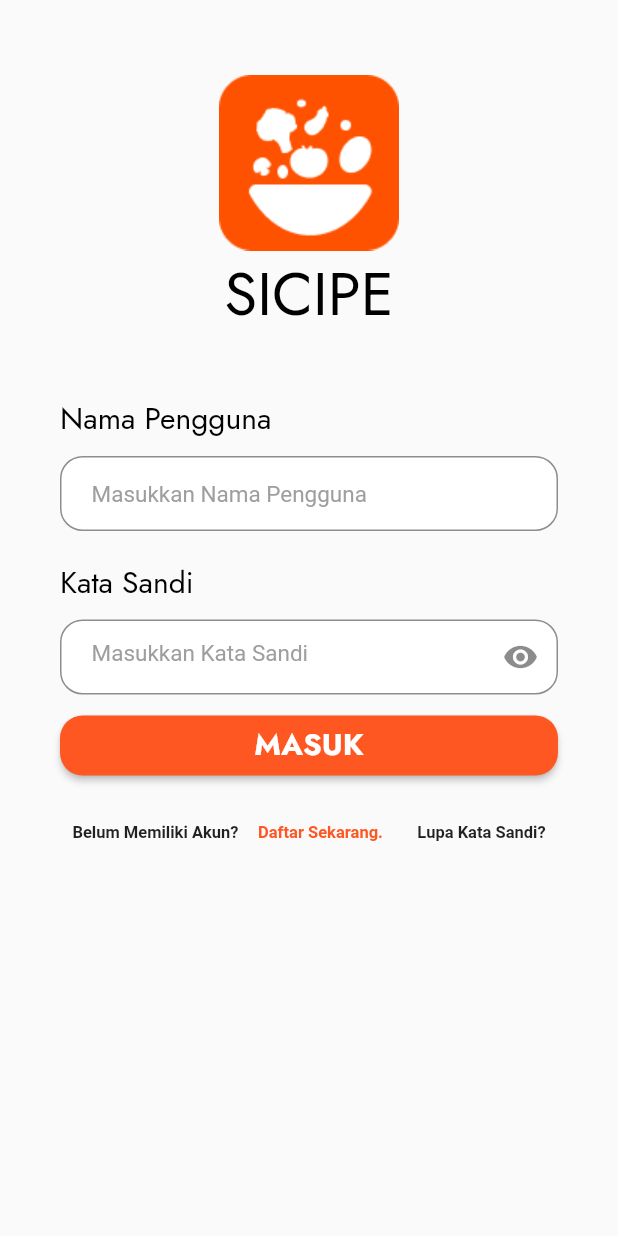
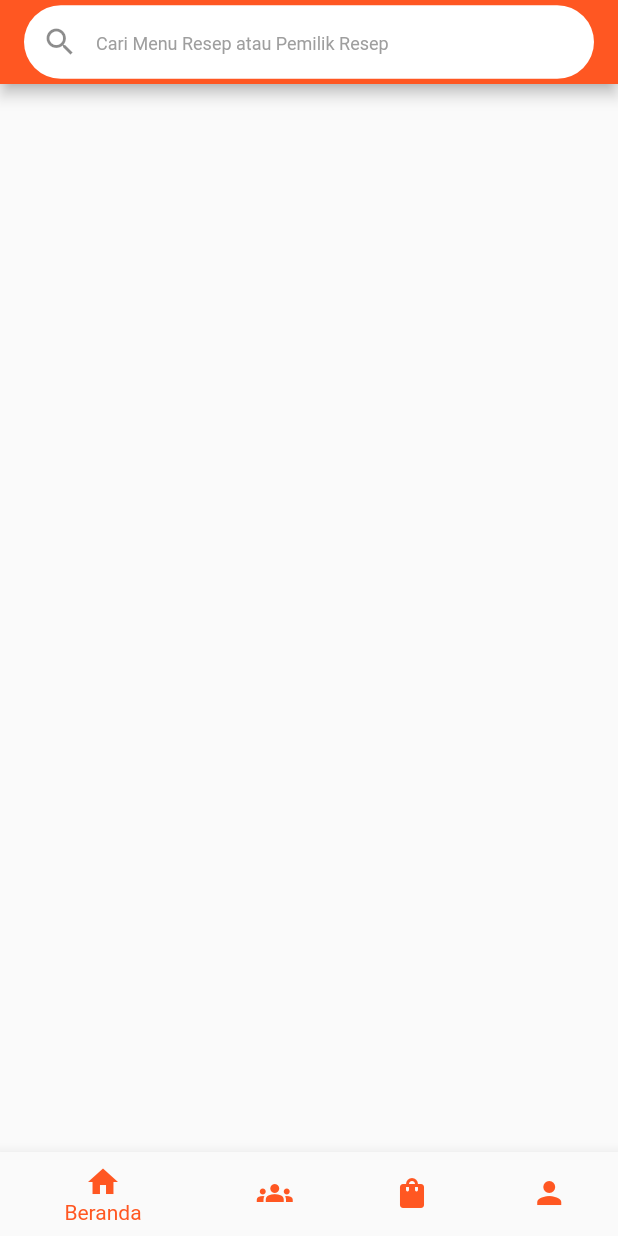
Before and after one commit to klvndrgn/Sicipe, a Flutter app: the screen it shows after launch, after a tap on "MASUK", on a phone screen of 412 x 824 dp. Run offline on Flutter 3.47's test engine with Material 2 defaults, Android fonts, the light colour scheme and no system bars; our stand-ins replace google_fonts.

Commit message:
Home page (inisiasi bottom nav & appbar)

```diff
--- /dev/null
+++ b/lib/home_page.dart
@@ -0,0 +1,88 @@
+import 'package:flutter/material.dart';
+// import 'package:google_fonts/google_fonts.dart';
+
+class HomeScreen extends StatefulWidget {
+  const HomeScreen({super.key});
+
+  @override
+  State<HomeScreen> createState() => _HomeScreenState();
+}
+
+class _HomeScreenState extends State<HomeScreen> {
+  int _currentIndex = 0;
+
+  void _onItemTapped(int index) {
+    setState(() {
+      _currentIndex = index;
+    });
+  }
+
+  TextEditingController? _textEditingController = TextEditingController();
+
+  @override
+  Widget build(BuildContext context) {
+    return Scaffold(
+      appBar: AppBar(
+        backgroundColor: Colors.deepOrange,
+        title: Container(
+          decoration: BoxDecoration(
+              color: Colors.white, borderRadius: BorderRadius.circular(25)),
+          child: TextField(
+            controller: _textEditingController,
+            decoration: InputDecoration(
+                border: InputBorder.none,
+                prefixIcon: Icon(Icons.search),
+                errorBorder: InputBorder.none,
+                enabledBorder: InputBorder.none,
+                focusedBorder: InputBorder.none,
+                contentPadding: EdgeInsets.all(15),
+                hintText: 'Cari Menu Resep atau Pemilik Resep',
+                hintStyle: TextStyle(
+                  color: Colors.grey,
+                  fontSize: 12,
+                )),
+          ),
+        ),
+      ),
+      body: Container(),
+      bottomNavigationBar: BottomNavigationBar(
+        currentIndex: _currentIndex,
+        selectedItemColor: Colors.deepOrange,
+        onTap: _onItemTapped,
+        items: [
+          // Home
+          BottomNavigationBarItem(
+              icon: Icon(
+                Icons.home,
+                color: Colors.deepOrange,
+              ),
+              label: 'Beranda'),
+
+          // Feeds
+          BottomNavigationBarItem(
+              icon: Icon(
+                Icons.groups,
+                color: Colors.deepOrange,
+              ),
+              label: 'Feeds'),
+
+          // Transaksi
+          BottomNavigationBarItem(
+              icon: Icon(
+                Icons.shopping_bag,
+                color: Colors.deepOrange,
+              ),
+              label: 'Transaksi'),
+
+          // Profile
+          BottomNavigationBarItem(
+              icon: Icon(
+                Icons.person,
+                color: Colors.deepOrange,
+              ),
+              label: 'Profile'),
+        ],
+      ),
+    );
+  }
+}
--- a/lib/login_page.dart
+++ b/lib/login_page.dart
@@ -1,6 +1,7 @@
 import 'package:flutter/material.dart';
 import 'package:google_fonts/google_fonts.dart';
 import 'package:sicipe/register_page.dart';
+import 'package:sicipe/home_page.dart';
 
 class LoginScreen extends StatefulWidget {
   const LoginScreen({super.key});
@@ -128,7 +129,12 @@ class _LoginScreenState extends State<LoginScreen> {
                         ),
                         backgroundColor: Colors.deepOrange,
                       ),
-                      onPressed: () {},
+                      onPressed: () {
+                        Navigator.pushReplacement(
+                            context,
+                            MaterialPageRoute(
+                                builder: (context) => HomeScreen()));
+                      },
                       child: Text(
                         'MASUK',
                         style: GoogleFonts.jost(
```
